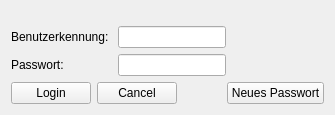
DenisReznikov/Smile, file Smile/UI/authentication.ui: the form before one commit.
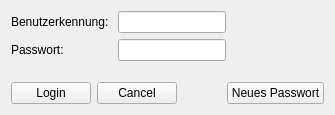
The form after the commit.

The edit to the form file:
```diff
--- a/Smile/UI/authentication.ui
+++ b/Smile/UI/authentication.ui
@@ -23,7 +23,7 @@
    <bool>false</bool>
   </property>
   <layout class="QGridLayout" name="gridLayout">
-   <item row="1" column="0">
+   <item row="0" column="0">
     <layout class="QFormLayout" name="inPutLayot">
      <property name="labelAlignment">
       <set>Qt::AlignLeading|Qt::AlignLeft|Qt::AlignVCenter</set>
@@ -54,7 +54,7 @@
      </item>
     </layout>
    </item>
-   <item row="2" column="0">
+   <item row="1" column="0">
     <spacer name="verticalSpacer">
      <property name="orientation">
       <enum>Qt::Vertical</enum>
@@ -105,7 +105,7 @@
      </item>
     </layout>
    </item>
-   <item row="1" column="1">
+   <item row="0" column="1">
     <spacer name="horizontalSpacer_2">
      <property name="orientation">
       <enum>Qt::Horizontal</enum>
@@ -118,19 +118,6 @@
      </property>
     </spacer>
    </item>
-   <item row="0" column="0">
-    <spacer name="verticalSpacer_2">
-     <property name="orientation">
-      <enum>Qt::Vertical</enum>
-     </property>
-     <property name="sizeHint" stdset="0">
-      <size>
-       <width>20</width>
-       <height>40</height>
-      </size>
-     </property>
-    </spacer>
-   </item>
   </layout>
  </widget>
  <resources/>
```
Left out of the diff: 2 changed lines with no effect on the pictures.
